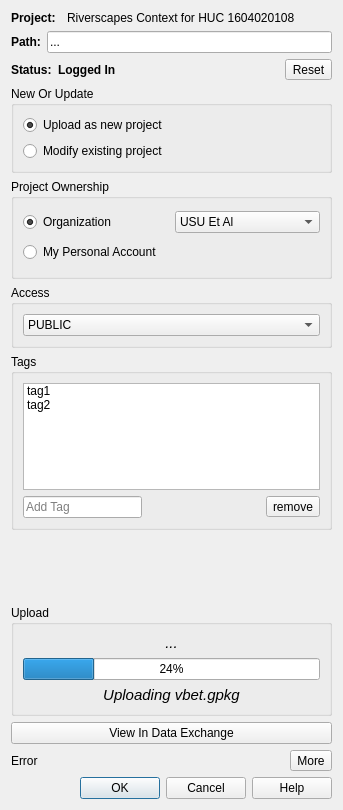
Riverscapes/QRAVEPlugin, file src/ui/project_upload_dialog.ui: the form before one commit.
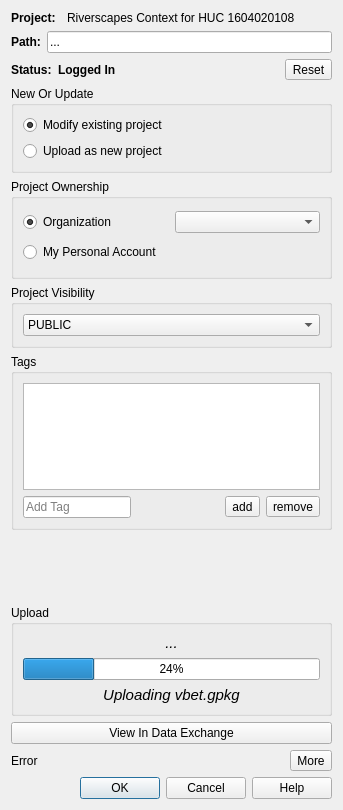
The form after the commit.

Commit message: form is feature complete

```diff
--- a/src/ui/project_upload_dialog.ui
+++ b/src/ui/project_upload_dialog.ui
@@ -139,7 +139,7 @@
       <item>
        <widget class="QRadioButton" name="optModifyProject">
         <property name="text">
-         <string>Upload as new project</string>
+         <string>Modify existing project</string>
         </property>
         <property name="checked">
          <bool>true</bool>
@@ -149,7 +149,7 @@
       <item>
        <widget class="QRadioButton" name="optNewProject">
         <property name="text">
-         <string>Modify existing project</string>
+         <string>Upload as new project</string>
         </property>
        </widget>
       </item>
@@ -181,13 +181,7 @@
          </widget>
         </item>
         <item>
-         <widget class="QComboBox" name="orgSelect">
-          <item>
-           <property name="text">
-            <string>USU Et Al</string>
-           </property>
-          </item>
-         </widget>
+         <widget class="QComboBox" name="orgSelect"/>
         </item>
        </layout>
       </item>
@@ -207,7 +201,7 @@
    <item>
     <widget class="QGroupBox" name="accessGroup">
      <property name="title">
-      <string>Access</string>
+      <string>Project Visibility</string>
      </property>
      <layout class="QVBoxLayout" name="verticalLayout_4">
       <item>
@@ -243,16 +237,9 @@
         <property name="horizontalScrollBarPolicy">
          <enum>Qt::ScrollBarAlwaysOff</enum>
         </property>
-        <item>
-         <property name="text">
-          <string>tag1</string>
-         </property>
-        </item>
-        <item>
-         <property name="text">
-          <string>tag2</string>
-         </property>
-        </item>
+        <property name="selectionMode">
+         <enum>QAbstractItemView::SingleSelection</enum>
+        </property>
        </widget>
       </item>
       <item>
@@ -278,7 +265,14 @@
          </spacer>
         </item>
         <item>
-         <widget class="QToolButton" name="RemoveTagButton">
+         <widget class="QToolButton" name="addTagButton">
+          <property name="text">
+           <string>add</string>
+          </property>
+         </widget>
+        </item>
+        <item>
+         <widget class="QToolButton" name="removeTagButton">
           <property name="text">
            <string>remove</string>
           </property>
```
Left out of the diff: 6 changed lines with no effect on the pictures. The commit also changes 5 other files.
